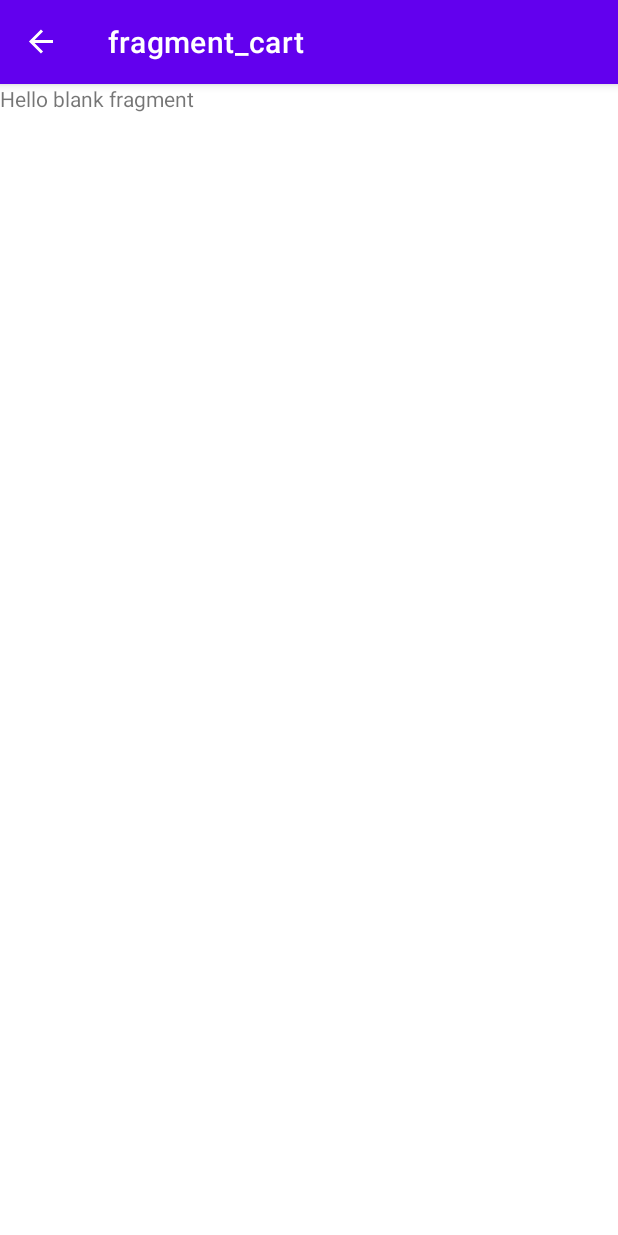
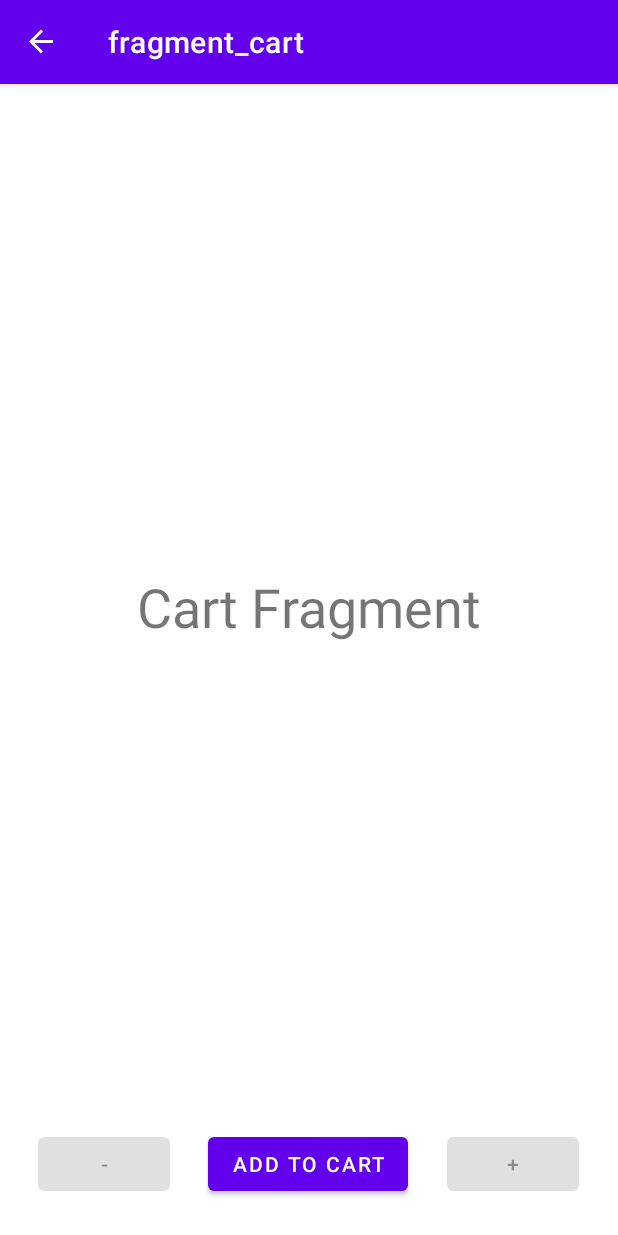
Before and after one commit to ranjabi/IF3210-2023-Android-NKR, an Android app: the screen it shows after launch (MainActivity), after a tap on "GO TO CART", on a phone screen of 412 x 824 dp. Run offline under Robolectric (Android 15) with nearby library versions, the light colour scheme and no system bars; our stand-ins replace Room's generated code, data binding, navigation-ui.

Commit message:
setup & initialize Room for CartFragment

```diff
--- a/app/src/main/AndroidManifest.xml
+++ b/app/src/main/AndroidManifest.xml
@@ -5,6 +5,7 @@
     <uses-permission android:name="android.permission.INTERNET" />
 
     <application
+        android:name="com.example.majika.model.CartApplication"
         android:usesCleartextTraffic="true"
         android:allowBackup="true"
         android:dataExtractionRules="@xml/data_extraction_rules"
--- /dev/null
+++ b/app/src/main/java/com/example/majika/model/CartApplication.kt
@@ -0,0 +1,7 @@
+package com.example.majika.model
+
+import android.app.Application
+
+class CartApplication : Application() {
+    val database: FnbRoomDatabase by lazy { FnbRoomDatabase.getDatabase(this) }
+}
--- /dev/null
+++ b/app/src/main/java/com/example/majika/model/FnbDao.kt
@@ -0,0 +1,21 @@
+package com.example.majika.model
+
+import android.content.ClipData
+import androidx.room.*
+import kotlinx.coroutines.flow.Flow
+
+@Dao
+interface FnbDao {
+    @Insert(onConflict = OnConflictStrategy.IGNORE)
+    suspend fun insert(fnb: Fnb)
+    @Update
+    suspend fun update(fnb: Fnb)
+    @Delete
+    suspend fun delete(fnb: Fnb)
+    @Query("SELECT * FROM fnb LIMIT 1") // still dummy for first row
+    fun getFnb(): Flow<Fnb>
+    @Query("SELECT * FROM fnb ORDER BY name ASC")
+    fun getFnbs(): Flow<List<Fnb>>
+    @Query("SELECT COUNT(*) FROM fnb") // to check row length in the table
+    fun getRowLength(): Flow<Int>
+}
--- /dev/null
+++ b/app/src/main/java/com/example/majika/model/FnbRoomDatabase.kt
@@ -0,0 +1,27 @@
+package com.example.majika.model
+
+import android.content.Context
+import androidx.room.Database
+import androidx.room.Room
+import androidx.room.RoomDatabase
+
+@Database(entities = [Fnb::class], version = 1, exportSchema = false)
+abstract class FnbRoomDatabase : RoomDatabase() {
+    abstract fun fnbDao(): FnbDao
+
+    companion object {
+        @Volatile
+        private var INSTANCE: FnbRoomDatabase? = null
+        fun getDatabase(context: Context): FnbRoomDatabase {
+            return INSTANCE ?: synchronized(this) {
+                val instance = Room.databaseBuilder (
+                    context.applicationContext,
+                    FnbRoomDatabase::class.java,
+                    "fnb_database"
+                ).fallbackToDestructiveMigration().build()
+                INSTANCE = instance
+                return instance
+            }
+        }
+    }
+}
--- a/app/src/main/java/com/example/majika/network/MajikaApiService.kt
+++ b/app/src/main/java/com/example/majika/network/MajikaApiService.kt
@@ -5,7 +5,7 @@ import retrofit2.converter.scalars.ScalarsConverterFactory
 import retrofit2.http.GET
 
 // base url example = "http://192.168.0.111:8000/v1/"
-private const val BASE_URL = "http://192.168.0.111:8000/v1/"
+private const val BASE_URL = "http://10.5.108.154:3000/v1/"
 
 private val retrofit = Retrofit.Builder()
     .addConverterFactory(ScalarsConverterFactory.create())
--- a/app/src/main/java/com/example/majika/view/CartFragment.kt
+++ b/app/src/main/java/com/example/majika/view/CartFragment.kt
@@ -5,9 +5,46 @@ import android.view.LayoutInflater
 import android.view.View
 import android.view.ViewGroup
 import androidx.fragment.app.Fragment
+import androidx.fragment.app.activityViewModels
 import com.example.majika.databinding.FragmentCartBinding
+import com.example.majika.model.CartApplication
+import com.example.majika.model.Fnb
+import com.example.majika.viewmodel.CartViewModel
+import com.example.majika.viewmodel.CartViewModelFactory
 
 class CartFragment : Fragment() {
+    private val viewModel: CartViewModel by activityViewModels {
+        CartViewModelFactory(
+            (activity?.application as CartApplication).database.fnbDao()
+        )
+    }
+    lateinit var firstFnb: Fnb
+
+    private fun addNewFnb() {
+        viewModel.addNewFnb("New Fnb", "2000", "5")
+    }
+    private fun addFnbQuantity(fnb: Fnb) {
+        viewModel.addFnbQuantity(fnb)
+    }
+    private fun removeFnbQuantity(fnb: Fnb) {
+        viewModel.removeFnbQuantity(fnb)
+    }
+    private fun bindForFirstFnb (fnb: Fnb) {
+        binding.apply {
+            addFnbQty.setOnClickListener { addFnbQuantity(fnb) }
+            removeFnbQty.setOnClickListener { removeFnbQuantity(fnb) }
+        }
+    }
+    private fun isTableEmpty (tableRowLength: Int): Boolean {
+        return (tableRowLength == 0)
+    }
+    private fun bindForTableRow (tableRowLength: Int) {
+        binding.apply {
+            addFnbQty.isEnabled = !isTableEmpty(tableRowLength)
+            removeFnbQty.isEnabled = !isTableEmpty(tableRowLength)
+        }
+    }
+
     private var _binding: FragmentCartBinding? = null
     private val binding get() = _binding!!
 
@@ -22,6 +59,19 @@ class CartFragment : Fragment() {
 
     override fun onViewCreated(view: View, savedInstanceState: Bundle?) {
         super.onViewCreated(view, savedInstanceState)
+        binding.addToCart.setOnClickListener { addNewFnb() }
+        // still dummy only operate first data
+        viewModel.retrieveFirstFnb().observe(this.viewLifecycleOwner) { selectedFnb ->
+            if(selectedFnb != null) {
+                firstFnb = selectedFnb
+                bindForFirstFnb(firstFnb)
+            }
+        }
+        // still dummy to check whether the fnb table is empty or not
+        viewModel.getTableRowLength().observe(this.viewLifecycleOwner) { selectedCount ->
+            val tableRowLength = selectedCount
+            bindForTableRow(tableRowLength)
+        }
     }
 
     override fun onDestroyView() {
--- /dev/null
+++ b/app/src/main/java/com/example/majika/viewmodel/CartViewModel.kt
@@ -0,0 +1,65 @@
+package com.example.majika.viewmodel
+
+import androidx.lifecycle.*
+import com.example.majika.model.Fnb
+import com.example.majika.model.FnbDao
+import kotlinx.coroutines.launch
+
+class CartViewModel(private val fnbDao: FnbDao) : ViewModel() {
+    val allFnbs: LiveData<List<Fnb>> = fnbDao.getFnbs().asLiveData()
+
+    // get table row length that will call FnbDao
+    fun getTableRowLength(): LiveData<Int> {
+        return fnbDao.getRowLength().asLiveData()
+    }
+    // retrieve first fnb data that will call FnbDao
+    fun retrieveFirstFnb(): LiveData<Fnb> {
+        return fnbDao.getFnb().asLiveData()
+    }
+    // insert particular fnb instance to call FnbDao
+    private fun insertFnb (fnb: Fnb) {
+        viewModelScope.launch { fnbDao.insert(fnb) }
+    }
+    // create new Fnb instance
+    private fun newFnbEntry (fnbName: String, fnbPrice: String, fnbQuantity: String): Fnb {
+        return Fnb (
+            fnbName = fnbName,
+            fnbPrice = fnbPrice.toInt(),
+            fnbQuantity = fnbQuantity.toInt()
+        )
+    }
+    // add new fnb that to be used in CartFragment
+    fun addNewFnb (fnbName: String, fnbPrice: String, fnbQuantity: String) {
+        val newFnb: Fnb = newFnbEntry(fnbName, fnbPrice, fnbQuantity)
+        insertFnb(newFnb)
+    }
+    // add particular fnb qty that will call FnbDao update
+    // and to be used in CartFragment
+    fun addFnbQuantity (fnb: Fnb) {
+        val updatedFnb: Fnb = fnb.copy(fnbQuantity = fnb.fnbQuantity + 1)
+        viewModelScope.launch { fnbDao.update(updatedFnb) }
+    }
+    // delete particular fnb instance to call FnbDao
+    private fun deleteFnb (fnb: Fnb) {
+        viewModelScope.launch { fnbDao.delete(fnb) }
+    }
+    // remove fnb qty if qty > 0, otherwise delete the fnb instance
+    fun removeFnbQuantity (fnb: Fnb) {
+        if(fnb.fnbQuantity - 1 > 0) {
+            val updatedFnb: Fnb = fnb.copy(fnbQuantity = fnb.fnbQuantity - 1)
+            viewModelScope.launch { fnbDao.update(updatedFnb) }
+        } else {
+            deleteFnb(fnb)
+        }
+    }
+}
+
+class CartViewModelFactory(private val fnbDao: FnbDao) : ViewModelProvider.Factory {
+    override fun <T : ViewModel> create(modelClass: Class<T>): T {
+        if(modelClass.isAssignableFrom(CartViewModel::class.java)) {
+            @Suppress("UNCHECKED_CAST")
+            return CartViewModel(fnbDao) as T
+        }
+        throw IllegalArgumentException("Unknown ViewModel class")
+    }
+}
--- a/app/src/main/res/layout/fragment_cart.xml
+++ b/app/src/main/res/layout/fragment_cart.xml
@@ -1,5 +1,6 @@
 <?xml version="1.0" encoding="utf-8"?>
 <layout xmlns:android="http://schemas.android.com/apk/res/android"
+    xmlns:app="http://schemas.android.com/apk/res-auto"
     xmlns:tools="http://schemas.android.com/tools"
     tools:context=".view.CartFragment">
 
@@ -7,10 +8,54 @@
         <variable name="cartFragment" type="com.example.majika.view.CartFragment" />
     </data>
 
+    <androidx.constraintlayout.widget.ConstraintLayout
+        android:layout_width="match_parent"
+        android:layout_height="match_parent">
+
+        <Button
+            android:id="@+id/addToCart"
+            android:layout_width="wrap_content"
+            android:layout_height="wrap_content"
+            android:layout_marginStart="158dp"
+            android:layout_marginEnd="159dp"
+            android:layout_marginBottom="24dp"
+            android:text="Add to Cart"
+            app:layout_constraintBottom_toBottomOf="parent"
+            app:layout_constraintEnd_toEndOf="parent"
+            app:layout_constraintStart_toStartOf="parent" />
+
+        <Button
+            android:id="@+id/addFnbQty"
+            android:layout_width="wrap_content"
+            android:layout_height="wrap_content"
+            android:layout_marginBottom="24dp"
+            android:text="+"
+            app:layout_constraintBottom_toBottomOf="parent"
+            app:layout_constraintEnd_toEndOf="parent"
+            app:layout_constraintStart_toEndOf="@+id/addToCart" />
+
+        <Button
+            android:id="@+id/removeFnbQty"
+            android:layout_width="wrap_content"
+            android:layout_height="wrap_content"
+            android:layout_marginBottom="24dp"
+            android:text="-"
+            app:layout_constraintBottom_toBottomOf="parent"
+            app:layout_constraintEnd_toStartOf="@+id/addToCart"
+            app:layout_constraintStart_toStartOf="parent" />
+
+        <TextView
+            android:id="@+id/textView2"
+            android:layout_width="wrap_content"
+            android:layout_height="wrap_content"
+            android:text="Cart Fragment"
+            android:textSize="36dp"
+            app:layout_constraintBottom_toTopOf="@+id/addToCart"
+            app:layout_constraintEnd_toEndOf="parent"
+            app:layout_constraintStart_toStartOf="parent"
+            app:layout_constraintTop_toTopOf="parent" />
+    </androidx.constraintlayout.widget.ConstraintLayout>
+
     <!-- TODO: Update blank fragment layout -->
-    <TextView
-        android:layout_width="match_parent"
-        android:layout_height="match_parent"
-        android:text="@string/hello_blank_fragment" />
 
 </layout>
```
Also changed, not shown: app/build.gradle (+10 -0 lines), app/src/main/java/com/example/majika/model/Fnb.kt (added, +17 -0 lines), build.gradle (+11 -0 lines).
